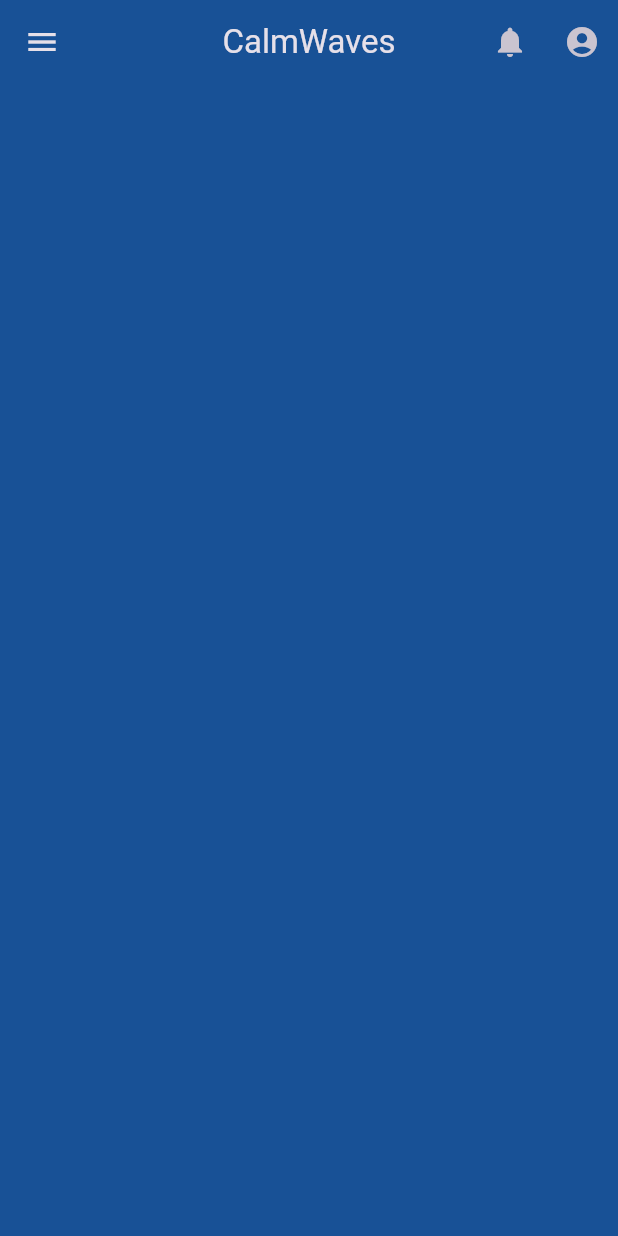
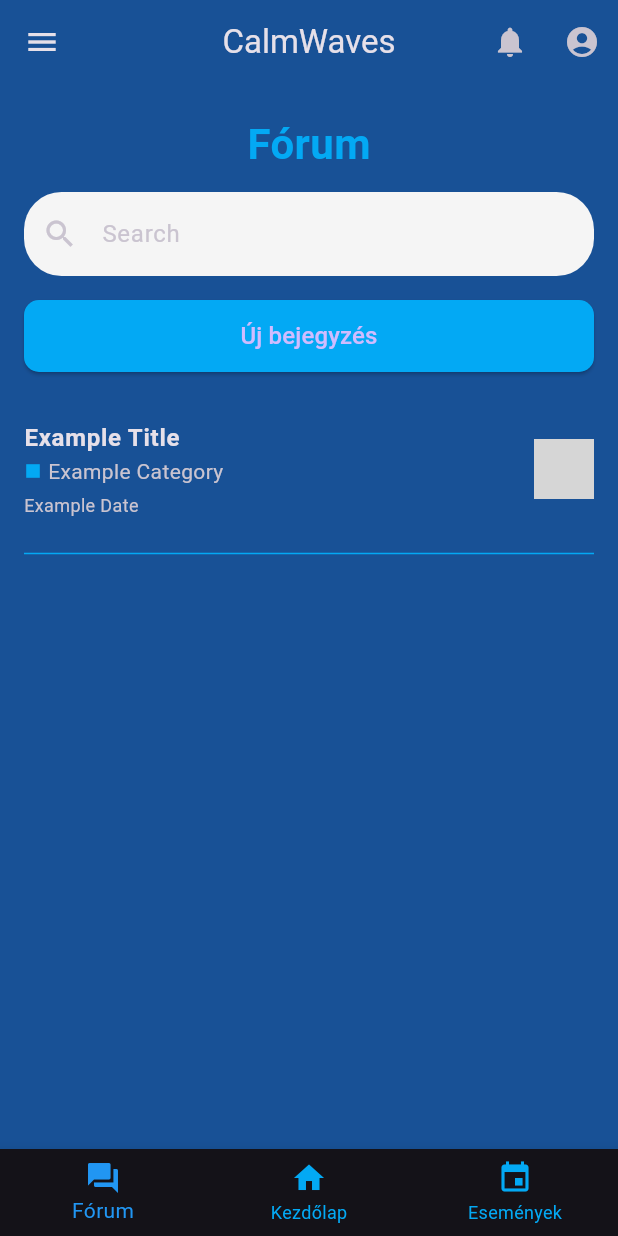
Before and after one commit to Pebber07/CalmWaves, a Flutter app: the ForumScreen screen opened directly, on a phone screen of 412 x 824 dp. Run offline on Flutter 3.47's test engine with Material 3 defaults, Android fonts, the phone set to English and light mode, and no system bars; our stand-ins replace awesome_notifications, cloud_firestore, dash_chat_2, firebase_auth, firebase_core, firebase_storage and 5 more; missing offline and left inert: chat_gpt_sdk; accounts and stored records are empty; generated files the repository leaves out were written again; network calls fail; grey boxes are pictures that could not be loaded.

Commit message:
Forum Screen without dynamism, created forum_post_tile.dart, and forum_screen.dart.

```diff
--- a/lib/main.dart
+++ b/lib/main.dart
@@ -4,6 +4,7 @@ import 'package:calmwaves_app/firebase_options.dart';
 import 'package:calmwaves_app/pages/articles_screen.dart';
 import 'package:calmwaves_app/pages/chatbot_screen.dart';
 import 'package:calmwaves_app/pages/create_event_screen.dart';
+import 'package:calmwaves_app/pages/forum_screen.dart';
 import 'package:calmwaves_app/pages/home_screen.dart';
 import 'package:calmwaves_app/pages/journal_screen.dart';
 import 'package:calmwaves_app/pages/mood_screen.dart';
@@ -96,6 +97,7 @@ class _MyAppState extends State<MyApp> {
         "/notifications": (context) => const NotificationsScreen(),
         "/journal": (context) => const JournalScreen(),
         "/chatbot": (context) => const ChatbotScreen(),
+        "/forum": (context) => const ForumScreen(),
       },
       home: StreamBuilder(
         stream: FirebaseAuth.instance.authStateChanges(),
--- a/lib/pages/forum_screen.dart
+++ b/lib/pages/forum_screen.dart
@@ -1,23 +1,100 @@
 import "package:calmwaves_app/widgets/custom_app_bar.dart";
 import "package:calmwaves_app/widgets/custom_drawer.dart";
+import "package:calmwaves_app/widgets/forum_post_tile.dart";
 import "package:flutter/material.dart";
-
 
 class ForumScreen extends StatelessWidget {
   const ForumScreen({super.key});
 
   @override
   Widget build(BuildContext context) {
-    return const Scaffold(
-      appBar: CustomAppBar(),
-      drawer: CustomDrawer(),
-      body: Center(
+    return Scaffold(
+      appBar: const CustomAppBar(),
+      drawer: const CustomDrawer(),
+      bottomNavigationBar: BottomNavigationBar(
+        currentIndex: 0,
+        items: const [
+          BottomNavigationBarItem(
+              icon: Icon(
+                Icons.forum,
+              ),
+              label: "Fórum"),
+          BottomNavigationBarItem(icon: Icon(Icons.home), label: "Kezdőlap"),
+          BottomNavigationBarItem(
+            icon: Icon(Icons.event),
+            label: "Események",
+          ),
+        ],
+        selectedItemColor: Colors.blue,
+        unselectedItemColor: Colors.lightBlue,
+      ),
+      body: Padding(
+        padding: const EdgeInsets.symmetric(horizontal: 16),
         child: Column(
           children: [
-            SizedBox(
+            const SizedBox(
               height: 20,
             ),
-            // Todo
+            const Align(
+              alignment: Alignment.center,
+              child: Text(
+                "Fórum",
+                style: TextStyle(
+                  fontSize: 28,
+                  fontWeight: FontWeight.bold,
+                  color: Colors.lightBlue,
+                ),
+              ),
+            ),
+            const SizedBox(
+              height: 12,
+            ),
+            TextField(
+              decoration: InputDecoration(
+                hintText: "Search",
+                prefixIcon: const Icon(Icons.search),
+                filled: true,
+                fillColor: Colors.grey[100],
+                border: OutlineInputBorder(
+                  borderRadius: BorderRadius.circular(
+                    25,
+                  ),
+                  borderSide: BorderSide.none,
+                ),
+              ),
+            ),
+            const SizedBox(
+              height: 16,
+            ),
+            ElevatedButton(
+              onPressed: () {},
+              style: ElevatedButton.styleFrom(
+                backgroundColor: Colors.lightBlue,
+                minimumSize: const Size.fromHeight(48),
+                shape: RoundedRectangleBorder(
+                  borderRadius: BorderRadius.circular(10),
+                ),
+              ),
+              child: const Text('Új bejegyzés', style: TextStyle(fontSize: 16)),
+            ),
+            const SizedBox(
+              height: 16,
+            ),
+            Expanded(
+              child: ListView(
+                children: const [
+                  // Create ForumPostTile widget and fill with example content.
+                  ForumPostTile(
+                    title: "Example Title",
+                    category: "Example Category",
+                    categoryColor: Colors.lightBlue,
+                    date: "Example Date",
+                    profilePic: "Example Profile Picture",
+                  ), // Lter convert to time datatype
+                  // ...
+                ],
+              ),
+            ),
           ],
         ),
       ),
--- a/lib/widgets/custom_drawer.dart
+++ b/lib/widgets/custom_drawer.dart
@@ -164,6 +164,14 @@ class CustomDrawer extends StatelessWidget {
               Navigator.pushNamed(context, '/chatbot');
             },
           ),
+          ListTile(
+            leading: const Icon(Icons.forum),
+            title: const Text('Fórum'),
+            onTap: () {
+              Navigator.pop(context);
+              Navigator.pushNamed(context, '/forum');
+            },
+          ),
         ],
       ),
     );
--- /dev/null
+++ b/lib/widgets/forum_post_tile.dart
@@ -0,0 +1,69 @@
+import 'package:flutter/material.dart';
+
+class ForumPostTile extends StatelessWidget {
+  final String title;
+  final String category;
+  final Color categoryColor;
+  final String date;
+  final String? profilePic;
+
+  const ForumPostTile({
+    super.key,
+    required this.title,
+    required this.category,
+    required this.categoryColor,
+    required this.date,
+    this.profilePic,
+  });
+
+  @override
+  Widget build(BuildContext context) {
+    return Column(
+      children: [
+        ListTile(
+          contentPadding: const EdgeInsets.symmetric(vertical: 8),
+          title: Text(
+            title,
+            style: const TextStyle(
+              fontWeight: FontWeight.bold,
+            ),
+          ),
+          subtitle: Column(
+            crossAxisAlignment: CrossAxisAlignment.start,
+            children: [
+              Row(
+                children: [
+                  Icon(
+                    Icons.square,
+                    color: categoryColor,
+                    size: 12,
+                  ),
+                  const SizedBox(
+                    width: 4,
+                  ),
+                  Text(category),
+                ],
+              ),
+              const SizedBox(
+                height: 4,
+              ),
+              Text(
+                date,
+                style: const TextStyle(fontSize: 12),
+              ),
+            ],
+          ),
+          trailing: profilePic != null
+              ? const CircleAvatar(
+                  backgroundImage: NetworkImage('url'), // Todo
+                  radius: 20,
+                )
+              : null,
+        ),
+        const Divider(
+          color: Colors.lightBlue,
+        ),
+      ],
+    );
+  }
+}
```
